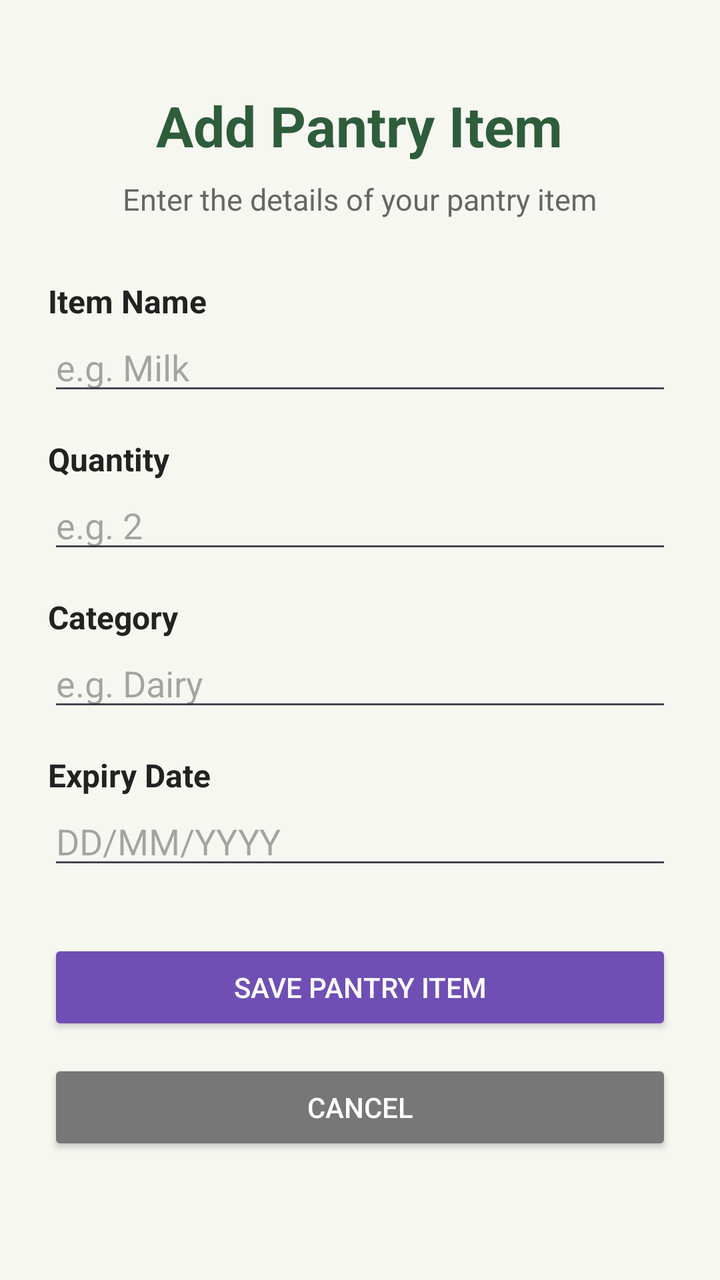
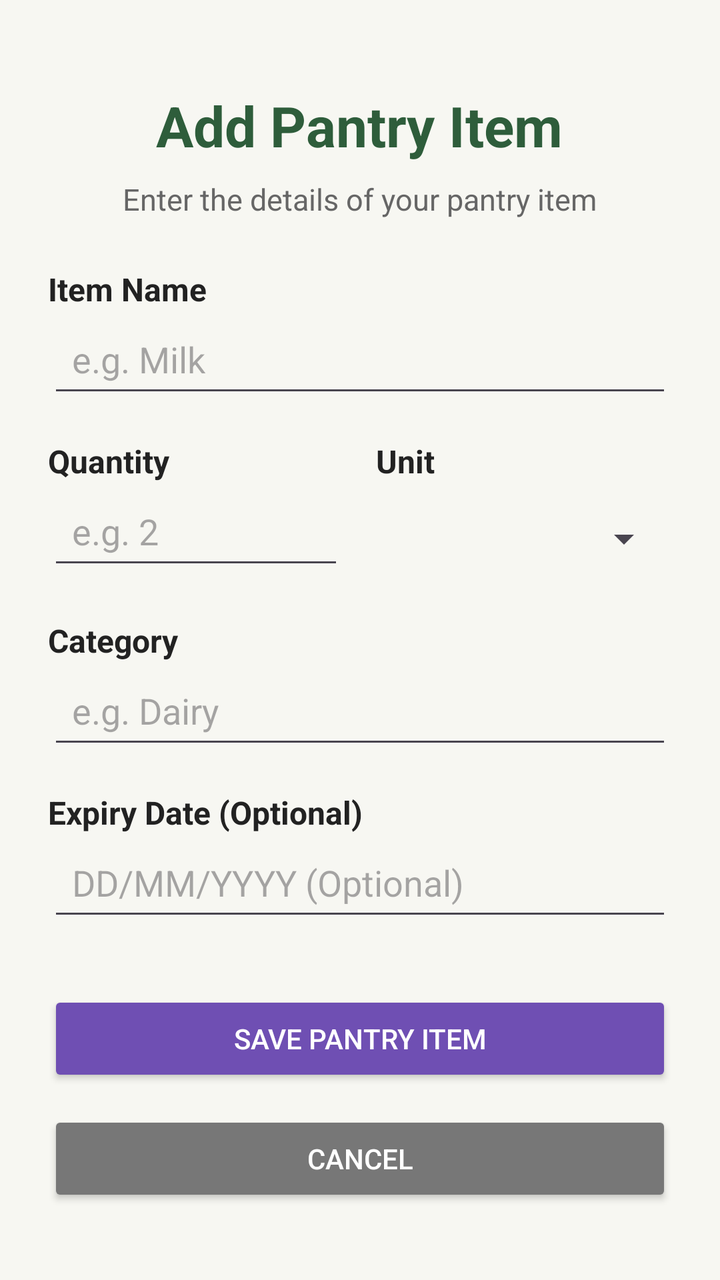

Screens rendered from an Android XML layout before and after an edit, with the pre-edit source and the edit as a unified diff.
<!-- AndroidManifest.xml: application theme Theme.SmartPantryManager -->
<!-- res/layout/activity_add_item.xml -->
<?xml version="1.0" encoding="utf-8"?>
<ScrollView xmlns:android="http://schemas.android.com/apk/res/android"
    android:layout_width="match_parent"
    android:layout_height="match_parent"
    android:background="#F7F7F2"
    android:fillViewport="true">

    <LinearLayout
        android:layout_width="match_parent"
        android:layout_height="wrap_content"
        android:orientation="vertical"
        android:padding="24dp">

        
        <TextView
            android:layout_width="wrap_content"
            android:layout_height="wrap_content"
            android:text="Add Pantry Item"
            android:textColor="#2E5D3B"
            android:textSize="28sp"
            android:textStyle="bold"
            android:layout_gravity="center_horizontal"
            android:layout_marginTop="20dp"
            android:layout_marginBottom="8dp" />

        
        <TextView
            android:layout_width="wrap_content"
            android:layout_height="wrap_content"
            android:text="Enter the details of your pantry item"
            android:textColor="#666666"
            android:textSize="15sp"
            android:layout_gravity="center_horizontal"
            android:layout_marginBottom="30dp" />

        
        <TextView
            android:layout_width="wrap_content"
            android:layout_height="wrap_content"
            android:text="Item Name"
            android:textStyle="bold"
            android:textSize="16sp"
            android:textColor="#222222" />

        <EditText
            android:id="@+id/editItemName"
            android:layout_width="match_parent"
            android:layout_height="wrap_content"
            android:hint="e.g. Milk"
            android:inputType="textCapWords"
            android:layout_marginBottom="16dp" />

        
        <TextView
            android:layout_width="wrap_content"
            android:layout_height="wrap_content"
            android:text="Quantity"
            android:textStyle="bold"
            android:textSize="16sp"
            android:textColor="#222222" />

        <EditText
            android:id="@+id/editQuantity"
            android:layout_width="match_parent"
            android:layout_height="wrap_content"
            android:hint="e.g. 2"
            android:inputType="number"
            android:layout_marginBottom="16dp" />

        
        <TextView
            android:layout_width="wrap_content"
            android:layout_height="wrap_content"
            android:text="Category"
            android:textStyle="bold"
            android:textSize="16sp"
            android:textColor="#222222" />

        <EditText
            android:id="@+id/editCategory"
            android:layout_width="match_parent"
            android:layout_height="wrap_content"
            android:hint="e.g. Dairy"
            android:inputType="textCapWords"
            android:layout_marginBottom="16dp" />

        
        <TextView
            android:layout_width="wrap_content"
            android:layout_height="wrap_content"
            android:text="Expiry Date"
            android:textStyle="bold"
            android:textSize="16sp"
            android:textColor="#222222" />

        <EditText
            android:id="@+id/editExpiryDate"
            android:layout_width="match_parent"
            android:layout_height="wrap_content"
            android:hint="DD/MM/YYYY"
            android:focusable="false"
            android:clickable="true"
            android:layout_marginBottom="30dp" />

        
        <Button
            android:id="@+id/btnSaveItem"
            android:layout_width="match_parent"
            android:layout_height="wrap_content"
            android:text="Save Pantry Item"
            android:textColor="#FFFFFF"
            android:backgroundTint="#6F4FB3"
            android:layout_marginBottom="12dp" />

        
        <Button
            android:id="@+id/btnCancel"
            android:layout_width="match_parent"
            android:layout_height="wrap_content"
            android:text="Cancel"
            android:textColor="#FFFFFF"
            android:backgroundTint="#777777" />

    </LinearLayout>

</ScrollView>
<!-- resources referenced by this layout -->
<resources>
  <style name="Theme.SmartPantryManager" parent="Base.Theme.SmartPantryManager" />
  <style name="Base.Theme.SmartPantryManager" parent="Theme.Material3.DayNight.NoActionBar">
          
          
      </style>
</resources>

<!-- the commit's change to res/layout/activity_add_item.xml (unified diff, before → after) -->
@@ -11,8 +11,8 @@
         android:orientation="vertical"
         android:padding="24dp">
 
-        
         <TextView
+            android:id="@+id/textTitle"
             android:layout_width="wrap_content"
             android:layout_height="wrap_content"
             android:text="Add Pantry Item"
@@ -23,7 +23,6 @@
             android:layout_marginTop="20dp"
             android:layout_marginBottom="8dp" />
 
-        
         <TextView
             android:layout_width="wrap_content"
             android:layout_height="wrap_content"
@@ -31,9 +30,8 @@
             android:textColor="#666666"
             android:textSize="15sp"
             android:layout_gravity="center_horizontal"
-            android:layout_marginBottom="30dp" />
+            android:layout_marginBottom="24dp" />
 
-        
         <TextView
             android:layout_width="wrap_content"
             android:layout_height="wrap_content"
@@ -48,26 +46,62 @@
             android:layout_height="wrap_content"
             android:hint="e.g. Milk"
             android:inputType="textCapWords"
+            android:padding="12dp"
             android:layout_marginBottom="16dp" />
 
-        
-        <TextView
-            android:layout_width="wrap_content"
-            android:layout_height="wrap_content"
-            android:text="Quantity"
-            android:textStyle="bold"
-            android:textSize="16sp"
-            android:textColor="#222222" />
-
-        <EditText
-            android:id="@+id/editQuantity"
+        <LinearLayout
             android:layout_width="match_parent"
             android:layout_height="wrap_content"
-            android:hint="e.g. 2"
-            android:inputType="number"
-            android:layout_marginBottom="16dp" />
+            android:orientation="horizontal"
+            android:layout_marginBottom="16dp">
 
-        
+            <LinearLayout
+                android:layout_width="0dp"
+                android:layout_height="wrap_content"
+                android:layout_weight="1"
+                android:orientation="vertical"
+                android:layout_marginEnd="8dp">
+
+                <TextView
+                    android:layout_width="wrap_content"
+                    android:layout_height="wrap_content"
+                    android:text="Quantity"
+                    android:textStyle="bold"
+                    android:textSize="16sp"
+                    android:textColor="#222222" />
+
+                <EditText
+                    android:id="@+id/editQuantity"
+                    android:layout_width="match_parent"
+                    android:layout_height="wrap_content"
+                    android:hint="e.g. 2"
+                    android:inputType="numberDecimal"
+                    android:padding="12dp" />
+            </LinearLayout>
+
+            <LinearLayout
+                android:layout_width="0dp"
+                android:layout_height="wrap_content"
+                android:layout_weight="1"
+                android:orientation="vertical"
+                android:layout_marginStart="8dp">
+
+                <TextView
+                    android:layout_width="wrap_content"
+                    android:layout_height="wrap_content"
+                    android:text="Unit"
+                    android:textStyle="bold"
+                    android:textSize="16sp"
+                    android:textColor="#222222" />
+
+                <Spinner
+                    android:id="@+id/spinnerUnit"
+                    android:layout_width="match_parent"
+                    android:layout_height="48dp"
+                    android:layout_marginTop="4dp" />
+            </LinearLayout>
+        </LinearLayout>
+
         <TextView
             android:layout_width="wrap_content"
             android:layout_height="wrap_content"
@@ -82,13 +116,13 @@
             android:layout_height="wrap_content"
             android:hint="e.g. Dairy"
             android:inputType="textCapWords"
+            android:padding="12dp"
             android:layout_marginBottom="16dp" />
 
-        
         <TextView
             android:layout_width="wrap_content"
             android:layout_height="wrap_content"
-            android:text="Expiry Date"
+            android:text="Expiry Date (Optional)"
             android:textStyle="bold"
             android:textSize="16sp"
             android:textColor="#222222" />
@@ -97,12 +131,12 @@
             android:id="@+id/editExpiryDate"
             android:layout_width="match_parent"
             android:layout_height="wrap_content"
-            android:hint="DD/MM/YYYY"
+            android:hint="DD/MM/YYYY (Optional)"
             android:focusable="false"
             android:clickable="true"
+            android:padding="12dp"
             android:layout_marginBottom="30dp" />
 
-        
         <Button
             android:id="@+id/btnSaveItem"
             android:layout_width="match_parent"
@@ -112,7 +146,6 @@
             android:backgroundTint="#6F4FB3"
             android:layout_marginBottom="12dp" />
 
-        
         <Button
             android:id="@+id/btnCancel"
             android:layout_width="match_parent"
